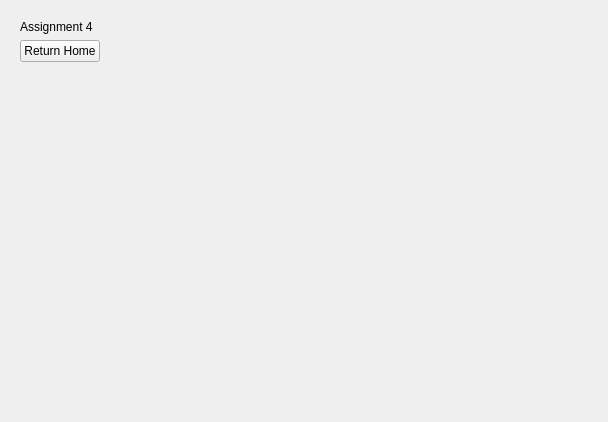
First picture: the form in resources/widget/Assignment2Widget/Widget.ui, repository yuwy22/MayaPy, before the edit.
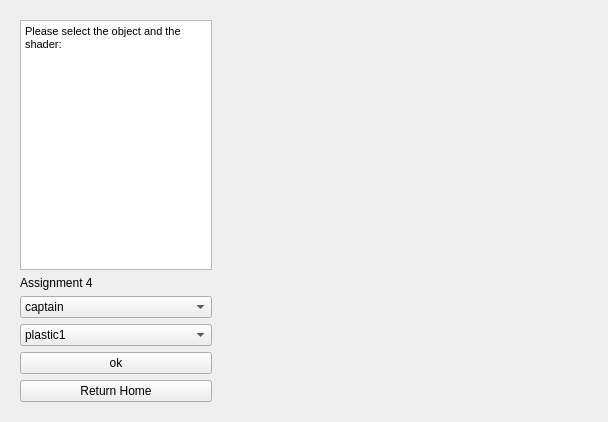
Second picture: the form after the edit.

```diff
--- a/resources/widget/Assignment2Widget/Widget.ui
+++ b/resources/widget/Assignment2Widget/Widget.ui
@@ -17,10 +17,81 @@
    <item>
     <widget class="QWidget" name="controlsBox" native="true">
      <layout class="QVBoxLayout" name="verticalLayout">
+      <item>
+       <widget class="QTextEdit" name="textEdit">
+        <property name="html">
+         <string>&lt;!DOCTYPE HTML PUBLIC &quot;-//W3C//DTD HTML 4.0//EN&quot; &quot;http://www.w3.org/TR/REC-html40/strict.dtd&quot;&gt;
+&lt;html&gt;&lt;head&gt;&lt;meta name=&quot;qrichtext&quot; content=&quot;1&quot; /&gt;&lt;style type=&quot;text/css&quot;&gt;
+p, li { white-space: pre-wrap; }
+&lt;/style&gt;&lt;/head&gt;&lt;body style=&quot; font-family:'MS Shell Dlg 2'; font-size:8.25pt; font-weight:400; font-style:normal;&quot;&gt;
+&lt;p style=&quot; margin-top:0px; margin-bottom:0px; margin-left:0px; margin-right:0px; -qt-block-indent:0; text-indent:0px;&quot;&gt;&lt;span style=&quot; font-size:8pt;&quot;&gt;Please select the object and the shader:&lt;/span&gt;&lt;/p&gt;&lt;/body&gt;&lt;/html&gt;</string>
+        </property>
+       </widget>
+      </item>
       <item>
        <widget class="QLabel" name="label">
         <property name="text">
-         <string>Assignment 4</string>
+         <string>Assignment 4  </string>
+        </property>
+       </widget>
+      </item>
+      <item>
+       <widget class="QComboBox" name="comboBox_2">
+        <item>
+         <property name="text">
+          <string>captain</string>
+         </property>
+        </item>
+        <item>
+         <property name="text">
+          <string>soldiers</string>
+         </property>
+        </item>
+        <item>
+         <property name="text">
+          <string>carpet</string>
+         </property>
+        </item>
+       </widget>
+      </item>
+      <item>
+       <widget class="QComboBox" name="comboBox">
+        <item>
+         <property name="text">
+          <string>plastic1</string>
+         </property>
+        </item>
+        <item>
+         <property name="text">
+          <string>plastic2</string>
+         </property>
+        </item>
+        <item>
+         <property name="text">
+          <string>red</string>
+         </property>
+        </item>
+        <item>
+         <property name="text">
+          <string>gold</string>
+         </property>
+        </item>
+        <item>
+         <property name="text">
+          <string>silver</string>
+         </property>
+        </item>
+        <item>
+         <property name="text">
+          <string>bronze</string>
+         </property>
+        </item>
+       </widget>
+      </item>
+      <item>
+       <widget class="QPushButton" name="okButton">
+        <property name="text">
+         <string>ok</string>
         </property>
        </widget>
       </item>
@@ -31,19 +102,6 @@
         </property>
        </widget>
       </item>
-      <item>
-       <spacer name="verticalSpacer">
-        <property name="orientation">
-         <enum>Qt::Vertical</enum>
-        </property>
-        <property name="sizeHint" stdset="0">
-         <size>
-          <width>20</width>
-          <height>40</height>
-         </size>
-        </property>
-       </spacer>
-      </item>
      </layout>
     </widget>
    </item>
```
